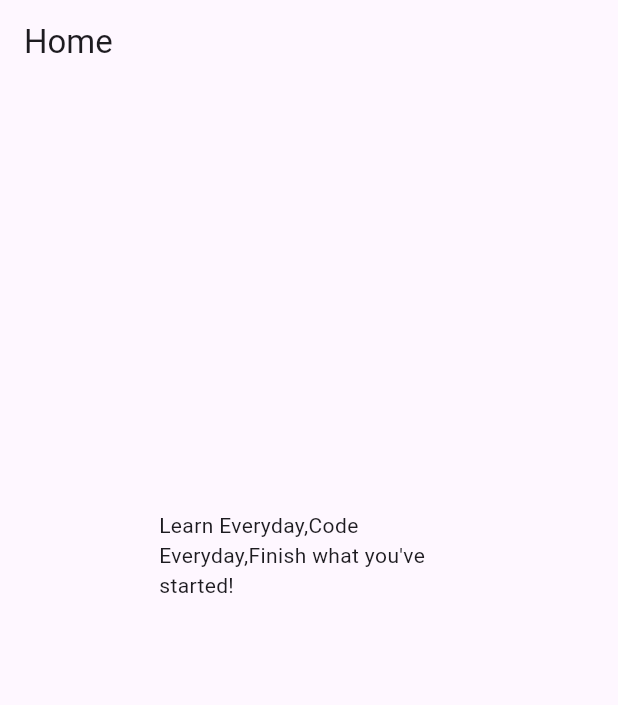
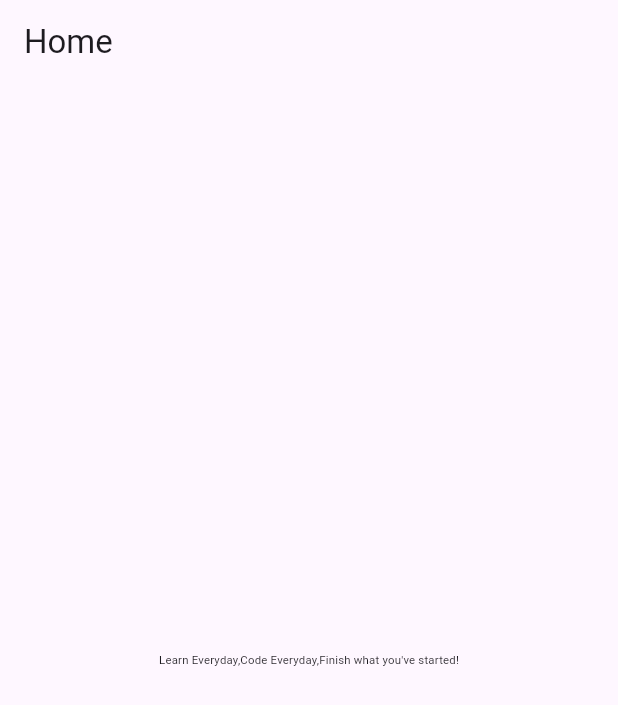
Before and after one commit to Ashraf-Samiu/Responsive_AdaptiveWidgets, a Flutter app: the screen it shows after launch, on a phone screen of 412 x 824 dp. Shown: the top 705 px of the screen. Run offline on Flutter 3.47's test engine with Material 3 defaults, Android fonts, the phone set to English and light mode, and no system bars.

Commit message:
SizedBox Commit

```diff
--- a/lib/main.dart
+++ b/lib/main.dart
@@ -23,7 +23,9 @@ class HomeScreen extends StatelessWidget{
         child: SizedBox(
           height: 200,
           width: 200,
-          child: Text("Learn Everyday,Code Everyday,Finish what you've started!"),
+          child: FittedBox(
+              child: Text("Learn Everyday,Code Everyday,Finish what you've started!")
+          ),
         ),
       ),
     );
```
